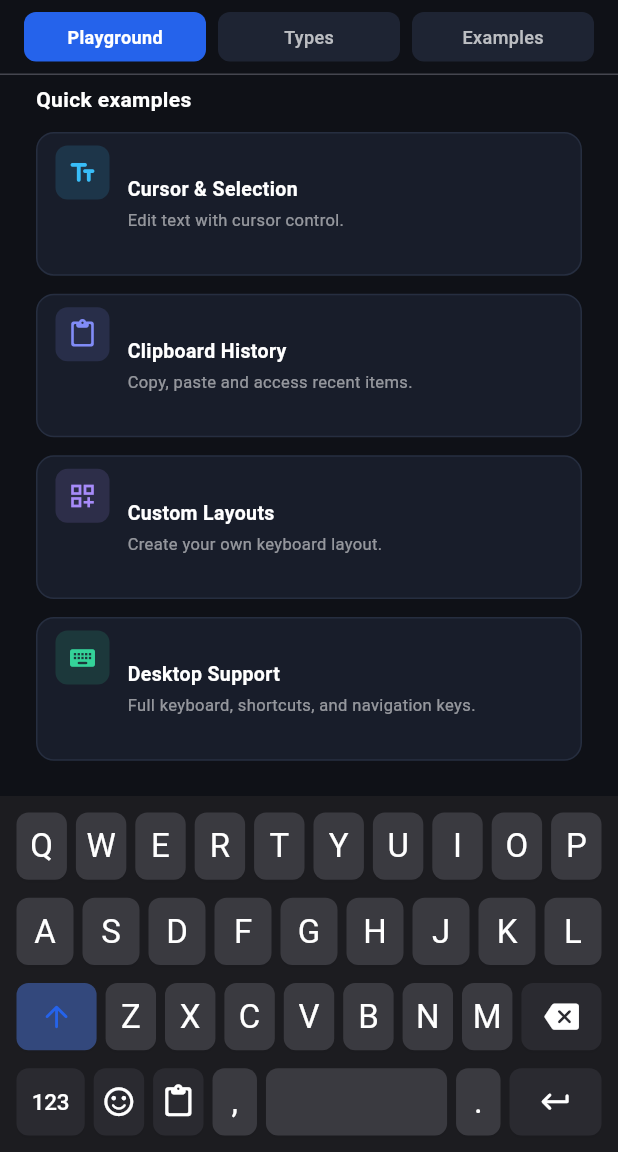
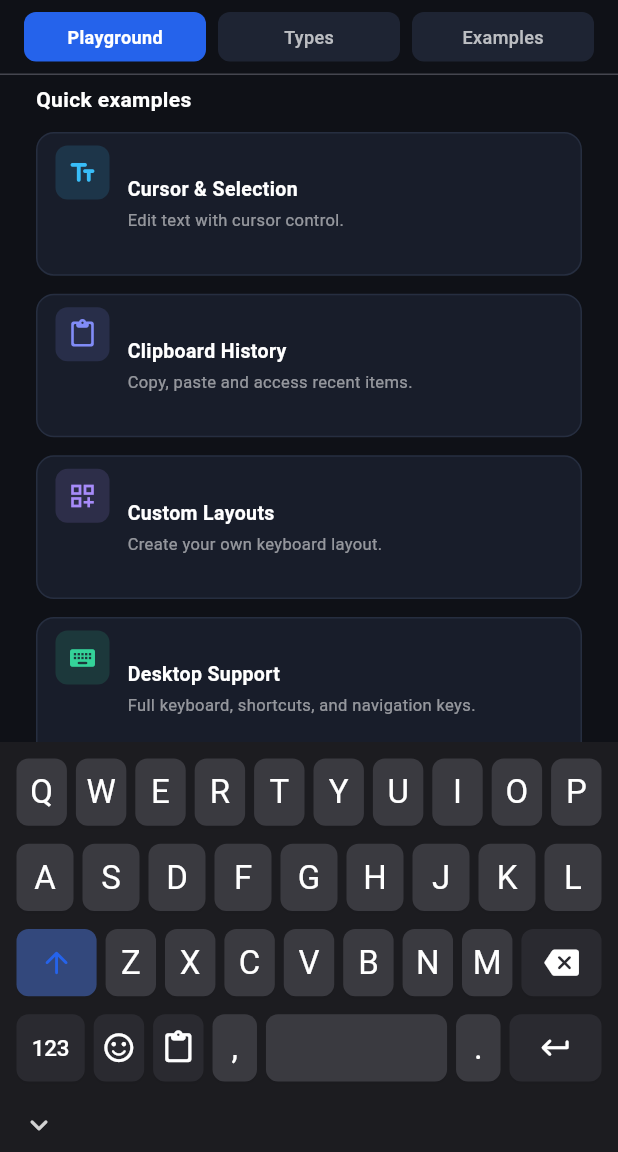
Before and after one commit to tegarnugroho/v_keyboard, a Flutter app: the screen it shows after launch, scrolled down 362 dp, on a phone screen of 412 x 824 dp, the part 84-1236 px from its top. Run offline on Flutter 3.47's test engine with Material 3 defaults, Android fonts, the phone set to English and light mode, and no system bars; missing offline and left inert: dart:ffi.

Commit message:
feat: add dismiss button to hide keyboard
Add `showHideKeyboardButton` to `VKeyboardConfig` to display a Gboard-style dismiss button on non-desktop layouts.

- Render a downward arrow button below keyboard views, emoji panels, and clipboard history panels.
- Support custom `hideIcon` and `onHide` parameters in `KeyboardView`.
- Add unit and widget tests for the dismiss button functionality.

```diff
--- a/example/lib/main.dart
+++ b/example/lib/main.dart
@@ -171,7 +171,7 @@ class _ShowcasePlaygroundPageState extends State<ShowcasePlaygroundPage> {
   late _ActiveTab _currentTab;
   VKeyboardType _selectedType = VKeyboardType.standard;
   String _selectedLayoutName = 'QWERTY';
-  bool _showClipboardInPreview = true;
+  bool _showClipboardInPreview = false;
 
   // Text controllers for playground & tabs
   final TextEditingController _playgroundController = TextEditingController();
--- a/lib/src/config/v_keyboard_config.dart
+++ b/lib/src/config/v_keyboard_config.dart
@@ -27,6 +27,7 @@ class VKeyboardConfig {
     this.enableClipboardHistory = true,
     this.maxClipboardHistoryItems = 50,
     this.syncSystemClipboard = true,
+    this.showHideKeyboardButton = true,
   });
 
   /// Whether clipboard history recording and the clipboard panel are enabled.
@@ -38,6 +39,10 @@ class VKeyboardConfig {
   /// Whether to automatically synchronize with the operating system clipboard
   /// across all platforms (Android, iOS, macOS, Windows, Linux, Web).
   final bool syncSystemClipboard;
+
+  /// Whether to show a downward arrow button below the keyboard (like
+  /// Google Keyboard / Gboard) to dismiss/close the keyboard.
+  final bool showHideKeyboardButton;
 
   /// Hide the keyboard when a `done`/`go`/`send` action fires.
   final bool hideOnDone;
@@ -115,6 +120,7 @@ class VKeyboardConfig {
     bool? enableClipboardHistory,
     int? maxClipboardHistoryItems,
     bool? syncSystemClipboard,
+    bool? showHideKeyboardButton,
   }) {
     return VKeyboardConfig(
       hideOnDone: hideOnDone ?? this.hideOnDone,
@@ -143,6 +149,8 @@ class VKeyboardConfig {
       maxClipboardHistoryItems:
           maxClipboardHistoryItems ?? this.maxClipboardHistoryItems,
       syncSystemClipboard: syncSystemClipboard ?? this.syncSystemClipboard,
+      showHideKeyboardButton:
+          showHideKeyboardButton ?? this.showHideKeyboardButton,
     );
   }
 }
--- a/lib/src/scope/v_keyboard_scope.dart
+++ b/lib/src/scope/v_keyboard_scope.dart
@@ -1,3 +1,5 @@
+import 'dart:math' as math;
+
 import 'package:flutter/material.dart';
 import 'package:flutter/scheduler.dart';
 
@@ -194,7 +196,11 @@ class _VKeyboardScopeState extends State<VKeyboardScope>
     }
     if (metrics != null) _lastHeight = metrics.height;
 
-    final bottomInset = mq.padding.bottom; // safe area
+    final showHideButton =
+        widget.config.showHideKeyboardButton && !isDesktopLayout;
+    final bottomInset = showHideButton
+        ? math.max(mq.padding.bottom, 36.0)
+        : mq.padding.bottom;
     final fullHeight = _lastHeight + bottomInset;
 
     return _VKeyboardScopeMarker(
@@ -268,6 +274,7 @@ class _VKeyboardScopeState extends State<VKeyboardScope>
                                 metrics: metrics,
                                 rows: rows ?? const [],
                                 bottomSafeArea: bottomInset,
+                                showHideKeyboardButton: showHideButton,
                               ),
                   ),
                 ),
--- a/lib/src/widgets/keyboard_view.dart
+++ b/lib/src/widgets/keyboard_view.dart
@@ -1,3 +1,5 @@
+import 'dart:math' as math;
+
 import 'package:flutter/material.dart';
 
 import '../controller/v_keyboard_controller.dart';
@@ -7,7 +9,7 @@ import '../theme/v_keyboard_theme.dart';
 import 'keyboard_key.dart';
 
 /// Renders the current keyboard page: a background, responsive key grid and a
-/// bottom safe-area inset. Centred and width-limited on large viewports.
+/// bottom safe-area / dismiss bar. Centred and width-limited on large viewports.
 ///
 /// This widget rebuilds only when structural state changes (page / shift /
 /// layout) — typing does not rebuild it (see [VKeyboardController]).
@@ -19,6 +21,9 @@ class KeyboardView extends StatelessWidget {
     required this.metrics,
     required this.rows,
     required this.bottomSafeArea,
+    this.showHideKeyboardButton,
+    this.hideIcon,
+    this.onHide,
   });
 
   final VKeyboardController controller;
@@ -26,6 +31,19 @@ class KeyboardView extends StatelessWidget {
   final KeyboardMetrics metrics;
   final List<List<KeyData>> rows;
   final double bottomSafeArea;
+
+  /// Whether to display a bottom dismiss bar with a downward chevron
+  /// (like Google Keyboard / Gboard). Defaults to
+  /// [VKeyboardConfig.showHideKeyboardButton] on non-desktop layouts.
+  final bool? showHideKeyboardButton;
+
+  /// Optional icon to use for the dismiss button. Defaults to
+  /// [Icons.keyboard_arrow_down_rounded].
+  final IconData? hideIcon;
+
+  /// Optional custom callback invoked when the dismiss button is tapped.
+  /// Defaults to [VKeyboardController.hide].
+  final VoidCallback? onHide;
 
   @override
   Widget build(BuildContext context) {
@@ -62,20 +80,70 @@ class KeyboardView extends StatelessWidget {
       ],
     );
 
+    final shouldShowHide = showHideKeyboardButton ??
+        (controller.config.showHideKeyboardButton &&
+            metrics.formFactor != DeviceFormFactor.desktop);
+    final effectiveBottomBarHeight = shouldShowHide
+        ? math.max(bottomSafeArea, 36.0)
+        : bottomSafeArea;
+
     return Material(
       color: theme.backgroundColor,
       child: SafeArea(
         top: false,
-        left: false,
-        right: false,
+        bottom: false,
         child: Center(
           child: ConstrainedBox(
             constraints: BoxConstraints(maxWidth: metrics.maxWidth),
-            child: Padding(
-              padding: theme.contentPadding.add(
-                EdgeInsets.symmetric(horizontal: metrics.horizontalPadding),
+            child: Column(
+              mainAxisSize: MainAxisSize.min,
+              children: [
+                Padding(
+                  padding: theme.contentPadding.add(
+                    EdgeInsets.symmetric(horizontal: metrics.horizontalPadding),
+                  ),
+                  child: grid,
+                ),
+                if (shouldShowHide)
+                  _buildBottomBar(context, effectiveBottomBarHeight)
+                else if (effectiveBottomBarHeight > 0)
+                  SizedBox(height: effectiveBottomBarHeight),
+              ],
+            ),
+          ),
+        ),
+      ),
+    );
+  }
+
+  Widget _buildBottomBar(BuildContext context, double height) {
+    final hasOverlay = Overlay.maybeOf(context) != null;
+    return Container(
+      height: height,
+      padding: EdgeInsets.symmetric(
+        horizontal: metrics.horizontalPadding + 4,
+      ),
+      alignment: Alignment.centerLeft,
+      child: Semantics(
+        button: true,
+        label: 'Close keyboard',
+        child: Tooltip(
+          message: hasOverlay ? 'Close keyboard' : '',
+          child: Material(
+            color: Colors.transparent,
+            child: InkResponse(
+              onTap: onHide ?? controller.hide,
+              radius: 20,
+              highlightColor: theme.keyColor.withValues(alpha: 0.5),
+              splashColor: theme.accentColor.withValues(alpha: 0.2),
+              child: Padding(
+                padding: const EdgeInsets.all(6.0),
+                child: Icon(
+                  hideIcon ?? Icons.keyboard_arrow_down_rounded,
+                  size: 24,
+                  color: theme.iconColor.withValues(alpha: 0.8),
+                ),
               ),
-              child: grid,
             ),
           ),
         ),
```
Also changed, not shown: lib/src/widgets/clipboard_history_panel.dart (+32 -2 lines), lib/src/widgets/emoji_panel.dart (+32 -2 lines), example/pubspec.lock, 1 other file.
